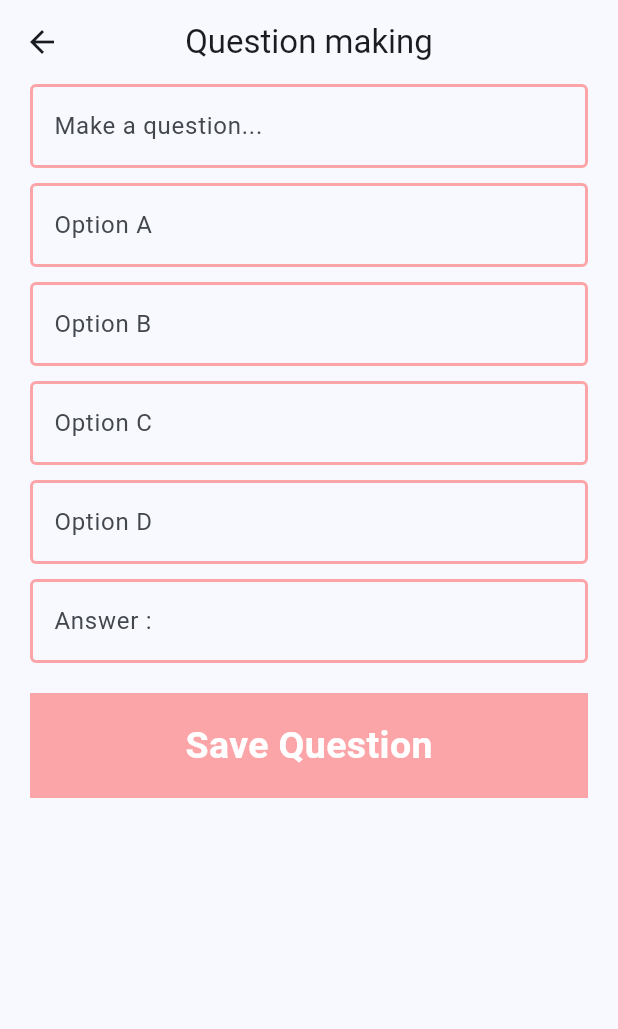
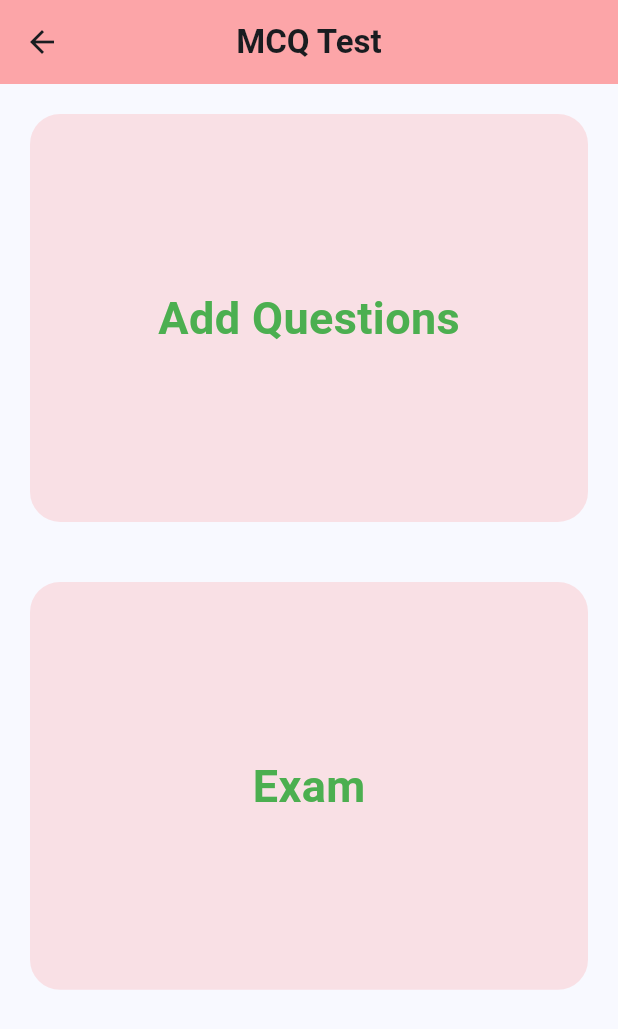
Before and after one commit to mahbubcrx12/mcq-test, a Flutter app: the HomePage screen opened directly, on a phone screen of 412 x 824 dp. Shown: the top 1029 px of the screen. Run offline on Flutter 3.47's test engine with Material 2 defaults, Android fonts, the phone set to English and light mode, and no system bars; our stand-ins replace cloud_firestore, firebase_auth, firebase_core, get; missing offline and left inert: checkbox_grouped; accounts and stored records are empty.

```diff
--- a/lib/main.dart
+++ b/lib/main.dart
@@ -1,4 +1,6 @@
 import 'package:flutter/material.dart';
+import 'package:mcq_test/screen/home_page.dart';
+import 'package:mcq_test/screen/login_screen.dart';
 import 'package:mcq_test/screen/splash_screen.dart';
 import 'package:get/get.dart';
 import 'package:firebase_core/firebase_core.dart';
@@ -24,7 +26,7 @@ class MyApp extends StatelessWidget {
         colorScheme: ColorScheme.fromSeed(seedColor: Colors.blue),
         useMaterial3: true,
       ),
-      home: SplashScreenPage()
+      home: LoginPage()
     );
   }
 }
--- a/lib/screen/home_page.dart
+++ b/lib/screen/home_page.dart
@@ -1,11 +1,7 @@
 import 'package:flutter/material.dart';
-import 'package:mcq_test/service/question_adding.dart';
-import 'package:mcq_test/widget/custom_button.dart';
-import 'package:mcq_test/widget/custom_textfield.dart';
-import 'package:cloud_firestore/cloud_firestore.dart';
-import 'package:firebase_core/firebase_core.dart';
-import 'package:firebase_storage/firebase_storage.dart';
-
+import 'package:get/get.dart';
+import 'package:mcq_test/screen/exam.dart';
+import 'package:mcq_test/screen/question_making.dart';
 
 class HomePage extends StatefulWidget {
   const HomePage({Key? key}) : super(key: key);
@@ -15,73 +11,77 @@ class HomePage extends StatefulWidget {
 }
 
 class _HomePageState extends State<HomePage> {
-  TextEditingController questionController = TextEditingController();
-  TextEditingController option1Controller = TextEditingController();
-  TextEditingController option2Controller = TextEditingController();
-  TextEditingController option3Controller = TextEditingController();
-  TextEditingController option4Controller = TextEditingController();
-  TextEditingController answerController = TextEditingController();
-
-  @override
-  void dispose() {
-    // TODO: implement dispose
-    super.dispose();
-    questionController.dispose();
-    option4Controller.dispose();
-    option1Controller.dispose();
-    option2Controller.dispose();
-    option3Controller.dispose();
-    answerController.dispose();
-  }
-
-
   @override
   Widget build(BuildContext context) {
     return SafeArea(
-      child: Scaffold(
-          appBar: AppBar(title: Text("Question making"), centerTitle: true,),
-          body: SingleChildScrollView(
-            child: Column(
-              mainAxisAlignment: MainAxisAlignment.center,
+        child: Scaffold(
+            appBar: AppBar(
+              title: Text(
+                "MCQ Test",
+                style: TextStyle(fontWeight: FontWeight.bold),
+              ),
+              centerTitle: true,
+              backgroundColor: Colors.redAccent.withOpacity(.5),
+            ),
+            body: Column(
+              //mainAxisAlignment: MainAxisAlignment.center,
+              crossAxisAlignment: CrossAxisAlignment.stretch,
               children: [
-                CustomTextField(controller: questionController,
-                    obscureText: false,
-                    hintText: "Make a question..."),
-                SizedBox(height: 10,),
-                CustomTextField(controller: option1Controller,
-                    obscureText: false,
-                    hintText: "Option A"),
-                SizedBox(height: 10,),
-                CustomTextField(controller: option2Controller,
-                    obscureText: false,
-                    hintText: "Option B"),
-                SizedBox(height: 10,),
-                CustomTextField(controller: option3Controller,
-                    obscureText: false,
-                    hintText: "Option C"),
-                SizedBox(height: 10,),
-                CustomTextField(controller: option4Controller,
-                    obscureText: false,
-                    hintText: "Option D"),
-                SizedBox(height: 10,),
-                CustomTextField(controller: answerController,
-                    obscureText: false,
-                    hintText: "Answer : "),
-                SizedBox(height: 20,),
+                _addQuestion(),
+                _mcqExam(),
+              ],
+            )));
+  }
 
-                CustomButton(buttonName: "Save Question", onTap: () {
-                  QuestionMaking().addQuestion(
-                      questionDetail: questionController.text,
-                      optionA: option1Controller.text,
-                      optionB: option2Controller.text,
-                      optionC: option3Controller.text,
-                      optionD: option4Controller.text,
-                      answer: answerController.text);
-                })
-
-              ],
+  _addQuestion() {
+    return Padding(
+      padding: const EdgeInsets.symmetric(horizontal: 20, vertical: 20),
+      child: InkWell(
+        onTap: () {
+          Get.to(() => QuestionMaking());
+        },
+        child: Container(
+          height: MediaQuery.of(context).size.height * .33,
+          width: MediaQuery.of(context).size.width * .76,
+          decoration: BoxDecoration(
+              color: Colors.redAccent.withOpacity(.15),
+              borderRadius: BorderRadius.circular(20)),
+          child: Center(
+            child: Text(
+              "Add Questions",
+              style: TextStyle(
+                  fontSize: 30,
+                  fontWeight: FontWeight.bold,
+                  color: Colors.green),
             ),
-          )
+          ),
+        ),
+      ),
+    );
+  }
+  _mcqExam(){
+    return Padding(
+      padding: const EdgeInsets.symmetric(horizontal: 20, vertical: 20),
+      child: InkWell(
+        onTap: () {
+          Get.to(() => ExamPage());
+        },
+        child: Container(
+          height: MediaQuery.of(context).size.height * .33,
+          width: MediaQuery.of(context).size.width * .76,
+          decoration: BoxDecoration(
+              color: Colors.redAccent.withOpacity(.15),
+              borderRadius: BorderRadius.circular(20)),
+          child: Center(
+            child: Text(
+              "Exam",
+              style: TextStyle(
+                  fontSize: 30,
+                  fontWeight: FontWeight.bold,
+                  color: Colors.green),
+            ),
+          ),
+        ),
       ),
     );
   }
--- a/lib/screen/login_screen.dart
+++ b/lib/screen/login_screen.dart
@@ -1,6 +1,7 @@
 import 'package:firebase_auth/firebase_auth.dart';
 import 'package:flutter/material.dart';
 import 'package:mcq_test/screen/home_page.dart';
+import 'package:mcq_test/screen/question_making.dart';
 import 'package:mcq_test/widget/custom_button.dart';
 import 'package:mcq_test/widget/custom_textfield.dart';
 import 'package:get/get.dart';
--- a/lib/service/question_adding.dart
+++ b/lib/service/question_adding.dart
@@ -1,7 +1,7 @@
 import 'package:cloud_firestore/cloud_firestore.dart';
 import 'package:flutter/cupertino.dart';
 
-class QuestionMaking{
+class QuestionInserting{
 
   Future<String?> addQuestion({
     required String questionDetail,
--- a/pubspec.yaml
+++ b/pubspec.yaml
@@ -40,6 +40,7 @@ dependencies:
   cloud_firestore: ^4.7.1
   firebase_auth: ^4.6.1
   firebase_storage: ^11.2.1
+  checkbox_grouped: ^1.9.0
 
 dev_dependencies:
   flutter_test:
```
Also changed, not shown: lib/screen/exam.dart (added, +66 -0 lines), lib/screen/question_making.dart (added, +126 -0 lines), lib/screen/test.dart (added, +234 -0 lines), pubspec.lock.
